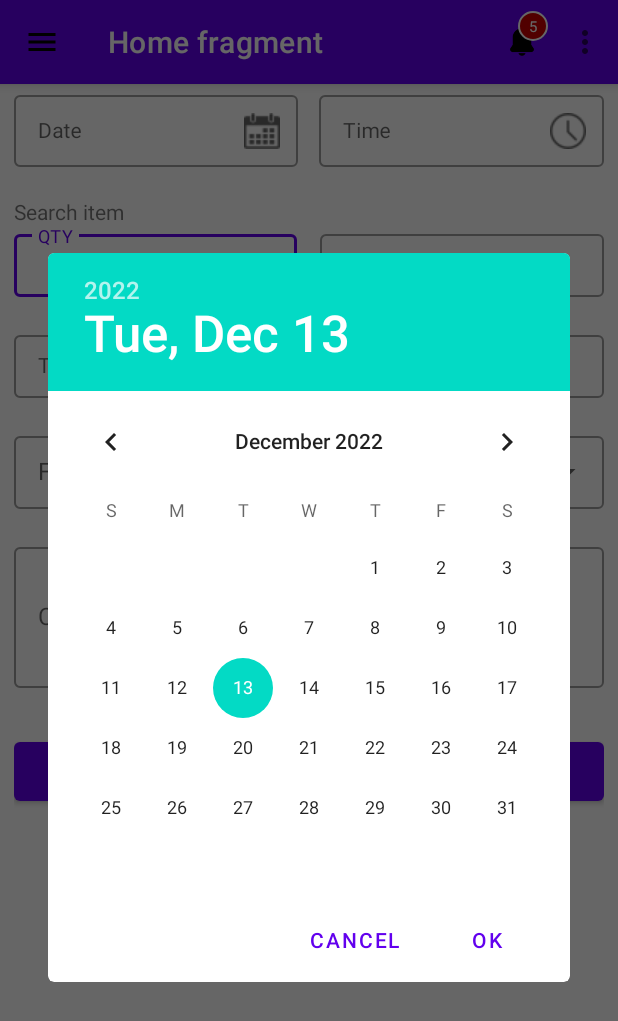
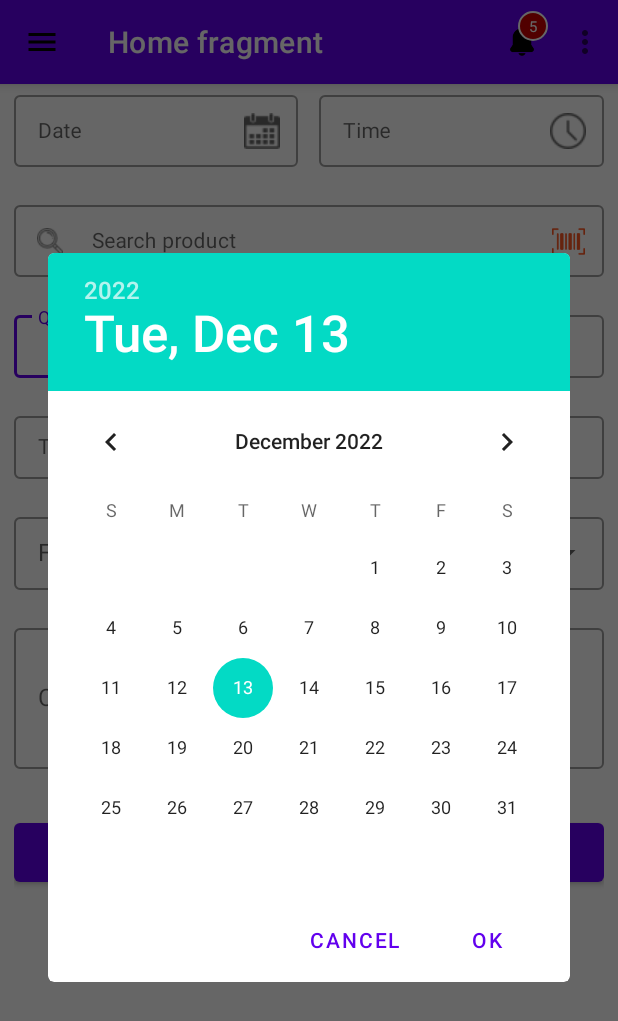
Before and after one commit to subhajit-98/wallet_calculator, an Android app: the fragment AddExpenseFragment placed in its activity, after a tap on an icon or button, on a phone screen of 412 x 824 dp. Shown: the top 1021 px of the screen. Run offline under Robolectric (Android 15) with nearby library versions, the phone set to English and light mode, and no system bars.

Commit message:
Default date

```diff
--- a/app/src/main/java/com/example/walletcalculator/fragment/AddExpenseFragment.kt
+++ b/app/src/main/java/com/example/walletcalculator/fragment/AddExpenseFragment.kt
@@ -3,6 +3,7 @@ package com.example.walletcalculator.fragment
 import android.app.DatePickerDialog
 import android.app.TimePickerDialog
 import android.content.Intent
+import android.os.Build
 import android.os.Bundle
 import android.util.Log
 import androidx.fragment.app.Fragment
@@ -15,6 +16,9 @@ import android.widget.Toast
 import com.example.walletcalculator.R
 import com.example.walletcalculator.activity.HomeActivity
 import com.example.walletcalculator.databinding.FragmentAddExpenseBinding
+import java.text.SimpleDateFormat
+import java.time.LocalDate
+import java.time.format.DateTimeFormatter
 import java.util.*
 
 class AddExpenseFragment : Fragment() {
@@ -56,6 +60,14 @@ class AddExpenseFragment : Fragment() {
                                         ArrayAdapter(it, android.R.layout.simple_spinner_dropdown_item, debitedArray)
                                     }
         addExpenseBinding.fromDebit.setAdapter(spinnerList)
+
+        /**
+         * Search product
+         */
+        addExpenseBinding.searchProductText.isEnabled = false
+        addExpenseBinding.searchProductTextLayout.setEndIconOnClickListener {
+            Toast.makeText(activity, "Scan Code", Toast.LENGTH_SHORT).show()
+        }
     }
 
     /**
@@ -63,6 +75,16 @@ class AddExpenseFragment : Fragment() {
      */
     private fun dateDialog(): DatePickerDialog? {
         val c = Calendar.getInstance()
+        if(!addExpenseBinding.selectDate.text.isNullOrEmpty()){
+            /*if (Build.VERSION.SDK_INT >= Build.VERSION_CODES.O){
+                val sdf = DateTimeFormatter.ofPattern("dd/MM/yyyy", Locale.ENGLISH)
+                val date = LocalDate.parse(addExpenseBinding.selectDate.text.toString(), sdf)
+                c.set(date.year, date.monthValue-1, date.dayOfMonth)
+            }*/
+            val sdf = SimpleDateFormat("dd/MM/yyyy")
+            val date: Date = sdf.parse(addExpenseBinding.selectDate.text.toString())
+            c.time = date
+        }
         val year = c.get(Calendar.YEAR)
         val month = c.get(Calendar.MONTH)
         val day = c.get(Calendar.DAY_OF_MONTH)
@@ -70,7 +92,7 @@ class AddExpenseFragment : Fragment() {
             DatePickerDialog(
                 it,
                 DatePickerDialog.OnDateSetListener { view, year, month, dayOfMonth ->
-                    addExpenseBinding.selectDate.setText(""+dayOfMonth+"/"+month+"/"+year)
+                    addExpenseBinding.selectDate.setText(""+dayOfMonth+"/"+(month+1)+"/"+year)
                 },
                 year,month, day
             )
@@ -83,6 +105,11 @@ class AddExpenseFragment : Fragment() {
      */
     private fun timeDialog(): TimePickerDialog{
         val mcurrentTime = Calendar.getInstance()
+        if(!addExpenseBinding.selectTime.text.isNullOrEmpty()){
+            val sdf = SimpleDateFormat("hh:mm")
+            val date: Date = sdf.parse(addExpenseBinding.selectTime.text.toString())
+            mcurrentTime.time = date
+        }
         val hour = mcurrentTime.get(Calendar.HOUR_OF_DAY)
         val minute = mcurrentTime.get(Calendar.MINUTE)
 
--- /dev/null
+++ b/app/src/main/res/drawable/scan_barcode_small.xml
@@ -0,0 +1,7 @@
+<?xml version="1.0" encoding="utf-8"?>
+<layer-list xmlns:android="http://schemas.android.com/apk/res/android">
+    <item
+        android:drawable="@drawable/scanner_icon"
+        android:width="22dp"
+        android:height="22dp"/>
+</layer-list>
--- /dev/null
+++ b/app/src/main/res/drawable/search_icon_small.xml
@@ -0,0 +1,7 @@
+<?xml version="1.0" encoding="utf-8"?>
+<layer-list xmlns:android="http://schemas.android.com/apk/res/android">
+    <item
+        android:drawable="@drawable/search_icon"
+        android:width="17dp"
+        android:height="17dp"/>
+</layer-list>
--- a/app/src/main/res/layout/fragment_add_expense.xml
+++ b/app/src/main/res/layout/fragment_add_expense.xml
@@ -62,10 +62,32 @@
                 </com.google.android.material.textfield.TextInputLayout>
             </LinearLayout>
         </LinearLayout>
-        <TextView
+
+        <LinearLayout
             android:layout_width="match_parent"
             android:layout_height="wrap_content"
-            android:text="Search item"/>
+            android:orientation="vertical"
+            android:layout_marginBottom="20dp">
+            <com.google.android.material.textfield.TextInputLayout
+                android:id="@+id/searchProductTextLayout"
+                android:layout_width="match_parent"
+                android:layout_height="wrap_content"
+                app:endIconMode="custom"
+                app:endIconDrawable="@drawable/scan_barcode_small"
+                app:startIconDrawable="@drawable/search_icon_small"
+                app:endIconTint="#FF5722"
+                app:startIconTint="#707070"
+                style="@style/Widget.MaterialComponents.TextInputLayout.OutlinedBox">
+                <com.google.android.material.textfield.TextInputEditText
+                    android:id="@+id/searchProductText"
+                    android:layout_width="match_parent"
+                    android:layout_height="match_parent"
+                    android:hint="Search product"
+                    android:textSize="14sp"
+                    android:paddingTop="11dp"
+                    android:paddingBottom="11dp"/>
+            </com.google.android.material.textfield.TextInputLayout>
+        </LinearLayout>
 
         <LinearLayout
             android:layout_width="match_parent"
```
